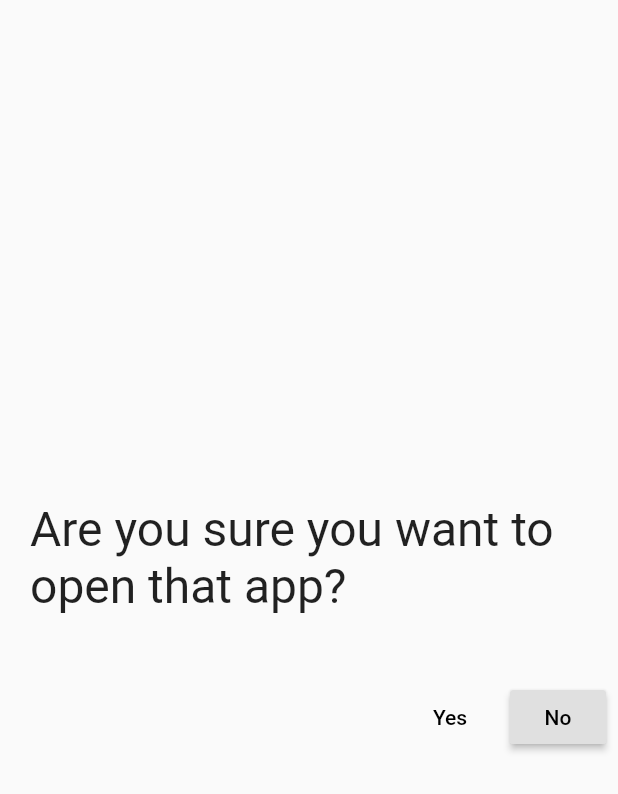
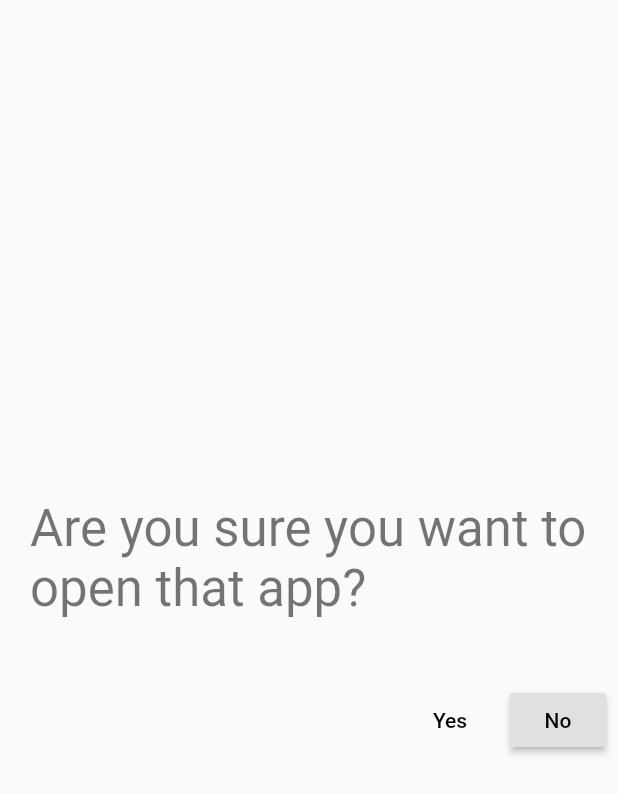
Before and after one commit to suggoitanoshi/Hemat.in, a Flutter app: the BlockerView screen opened directly, on a phone screen of 412 x 824 dp. Shown: the top 794 px of the screen. Run offline on Flutter 3.47's test engine with Material 2 defaults, Android fonts, the phone set to English and light mode, and no system bars.

Commit message:
Use predefined style for header

```diff
--- a/lib/blocker_view.dart
+++ b/lib/blocker_view.dart
@@ -11,9 +11,7 @@ class BlockerView extends StatelessWidget {
             Padding(
               child: Text(
                 'Are you sure you want to open that app?',
-                style: TextStyle(
-                  fontSize: 32,
-                ),
+                style: Theme.of(context).textTheme.headline4,
               ),
               padding: EdgeInsets.all(20),
             ),
```
